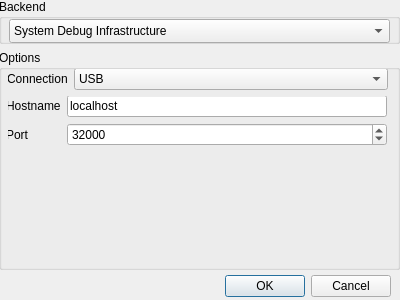
optimsoc/optimsoc, file src/sw/host/optimsocgui/src/configuredialog.ui: the form before one commit.
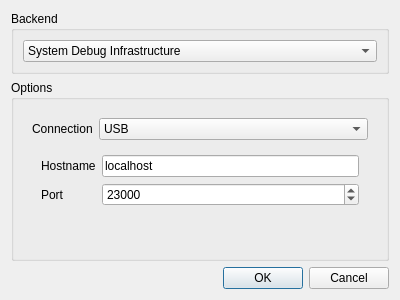
The form after the commit. The open tabs and pages were chosen to show the change.

Patch:
```diff
--- a/src/sw/host/optimsocgui/src/configuredialog.ui
+++ b/src/sw/host/optimsocgui/src/configuredialog.ui
@@ -19,37 +19,8 @@
   <property name="windowTitle">
    <string>Dialog</string>
   </property>
-  <widget class="QDialogButtonBox" name="buttonBox">
-   <property name="geometry">
-    <rect>
-     <x>10</x>
-     <y>270</y>
-     <width>381</width>
-     <height>32</height>
-    </rect>
-   </property>
-   <property name="sizePolicy">
-    <sizepolicy hsizetype="Maximum" vsizetype="Fixed">
-     <horstretch>0</horstretch>
-     <verstretch>0</verstretch>
-    </sizepolicy>
-   </property>
-   <property name="orientation">
-    <enum>Qt::Horizontal</enum>
-   </property>
-   <property name="standardButtons">
-    <set>QDialogButtonBox::Cancel|QDialogButtonBox::Ok</set>
-   </property>
-  </widget>
-  <widget class="QWidget" name="verticalLayoutWidget">
-   <property name="geometry">
-    <rect>
-     <x>-1</x>
-     <y>-1</y>
-     <width>401</width>
-     <height>271</height>
-    </rect>
-   </property>
+  <layout class="QVBoxLayout" name="verticalLayout_3">
+   <item>
    <layout class="QVBoxLayout" name="verticalLayout">
     <property name="sizeConstraint">
      <enum>QLayout::SetMinAndMaxSize</enum>
@@ -71,15 +42,9 @@
       <property name="title">
        <string>Backend</string>
       </property>
+       <layout class="QVBoxLayout" name="verticalLayout_4">
+        <item>
       <widget class="QComboBox" name="backendComboBox">
-       <property name="geometry">
-        <rect>
-         <x>10</x>
-         <y>20</y>
-         <width>381</width>
-         <height>24</height>
-        </rect>
-       </property>
        <property name="sizePolicy">
         <sizepolicy hsizetype="Minimum" vsizetype="Fixed">
          <horstretch>0</horstretch>
@@ -97,6 +62,8 @@
         </property>
        </item>
       </widget>
+        </item>
+       </layout>
      </widget>
     </item>
     <item>
@@ -104,28 +71,15 @@
       <property name="title">
        <string>Options</string>
       </property>
+       <layout class="QVBoxLayout" name="verticalLayout_2">
+        <item>
       <widget class="QStackedWidget" name="optionsStack">
-       <property name="geometry">
-        <rect>
-         <x>9</x>
-         <y>19</y>
-         <width>381</width>
-         <height>191</height>
-        </rect>
-       </property>
        <property name="currentIndex">
         <number>0</number>
        </property>
        <widget class="QWidget" name="dbgnocOptionsWidget">
-        <widget class="QWidget" name="verticalLayoutWidget_2">
-         <property name="geometry">
-          <rect>
-           <x>-1</x>
-           <y>-1</y>
-           <width>381</width>
-           <height>191</height>
-          </rect>
-         </property>
+           <layout class="QVBoxLayout" name="verticalLayout_6">
+            <item>
          <layout class="QVBoxLayout" name="dbgnocOptionsLayout">
           <item>
            <layout class="QFormLayout" name="formLayout">
@@ -155,31 +109,12 @@
           <item>
            <widget class="QStackedWidget" name="dbgnocConnectionsStack">
             <property name="currentIndex">
-             <number>0</number>
-            </property>
-            <widget class="QWidget" name="dbgnocConnectionUSBWidget">
-             <widget class="QWidget" name="formLayoutWidget_2">
-              <property name="geometry">
-               <rect>
-                <x>-1</x>
-                <y>-1</y>
-                <width>381</width>
-                <height>161</height>
-               </rect>
-              </property>
-              <layout class="QFormLayout" name="dbgnocConnectionUSBLayout"/>
-             </widget>
-            </widget>
+                 <number>1</number>
+                </property>
+                <widget class="QWidget" name="dbgnocConnectionUSBWidget"/>
             <widget class="QWidget" name="dbgnocConnectionTCPWidget">
-             <widget class="QWidget" name="formLayoutWidget_3">
-              <property name="geometry">
-               <rect>
-                <x>-1</x>
-                <y>-1</y>
-                <width>381</width>
-                <height>161</height>
-               </rect>
-              </property>
+                 <layout class="QVBoxLayout" name="verticalLayout_5">
+                  <item>
               <layout class="QFormLayout" name="dbgnocConnectionTCPLayout">
                <item row="0" column="0">
                 <widget class="QLabel" name="dbgnocTCPHostnameLabel">
@@ -208,29 +143,24 @@
                   <number>65535</number>
                  </property>
                  <property name="value">
-                  <number>32000</number>
+                       <number>23000</number>
                  </property>
                 </widget>
                </item>
               </layout>
-             </widget>
-            </widget>
-           </widget>
-          </item>
-         </layout>
-        </widget>
+                  </item>
+                 </layout>
+                </widget>
+               </widget>
+              </item>
+             </layout>
+            </item>
+           </layout>
        </widget>
        <widget class="QWidget" name="simtcpOptionsWidget">
-        <widget class="QWidget" name="formLayoutWidget_4">
-         <property name="geometry">
-          <rect>
-           <x>-1</x>
-           <y>-1</y>
-           <width>381</width>
-           <height>201</height>
-          </rect>
-         </property>
-         <layout class="QFormLayout" name="simtcpOptionsLayout">
+           <layout class="QVBoxLayout" name="verticalLayout_7">
+            <item>
+             <layout class="QFormLayout" name="formLayout_2">
           <item row="0" column="0">
            <widget class="QLabel" name="simtcpHostnameLabel">
             <property name="text">
@@ -263,13 +193,27 @@
            </widget>
           </item>
          </layout>
-        </widget>
-       </widget>
+            </item>
+           </layout>
+          </widget>
+         </widget>
+        </item>
+       </layout>
       </widget>
-     </widget>
-    </item>
-   </layout>
-  </widget>
+     </item>
+    </layout>
+   </item>
+   <item>
+    <widget class="QDialogButtonBox" name="buttonBox">
+     <property name="orientation">
+      <enum>Qt::Horizontal</enum>
+     </property>
+     <property name="standardButtons">
+      <set>QDialogButtonBox::Cancel|QDialogButtonBox::Ok</set>
+     </property>
+    </widget>
+   </item>
+  </layout>
  </widget>
  <resources/>
  <connections>
```
Lines whose indentation alone changed are shown as unchanged.
